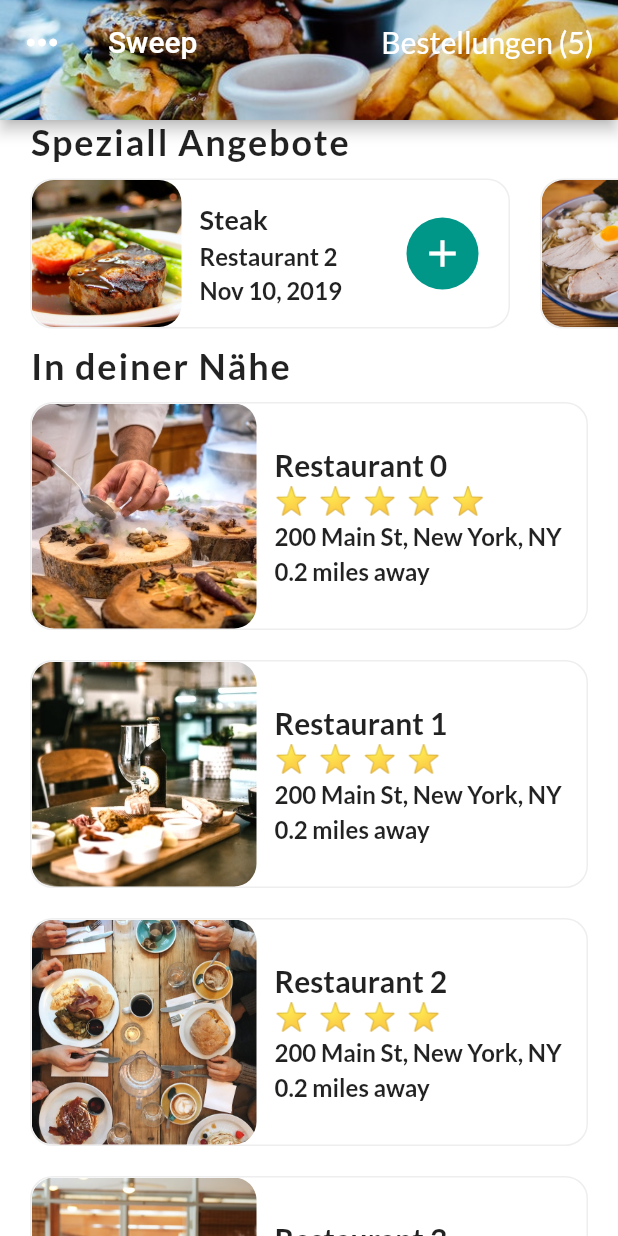
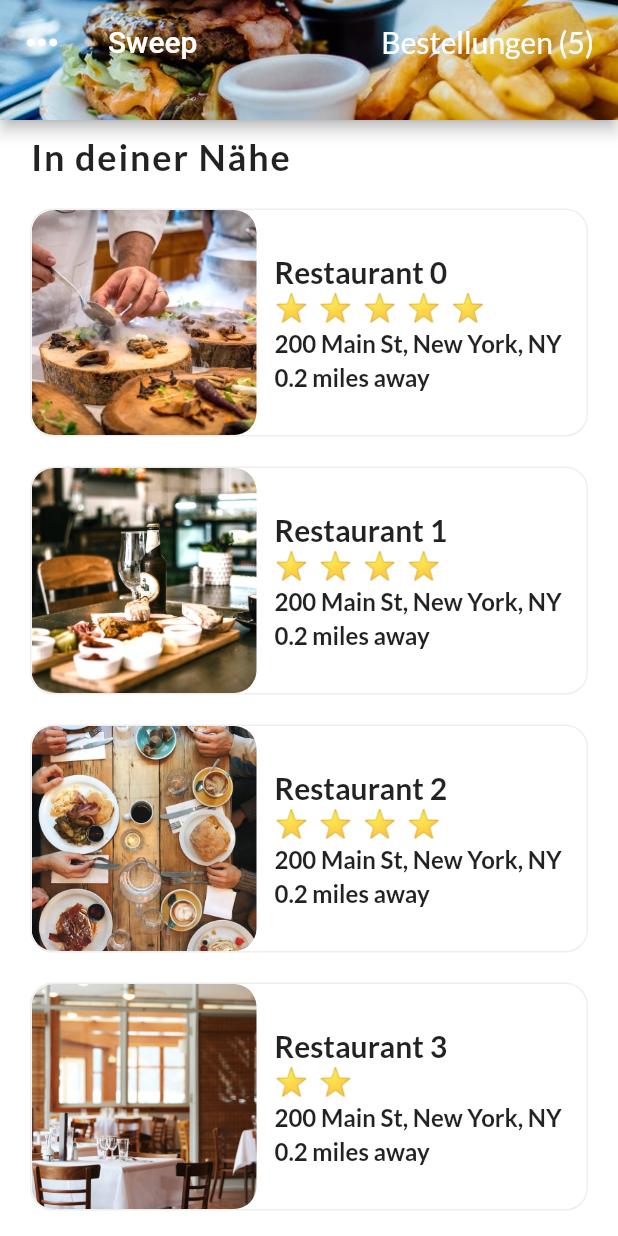
Before and after one commit to JonasSchweigler/ShareWeb, a Flutter app: the HomePagePage screen opened directly, on a phone screen of 412 x 824 dp. Run offline on Flutter 3.47's test engine with Material 2 defaults, Android fonts, the phone set to English and light mode, and no system bars; our stand-ins replace firebase_auth, firebase_core, google_fonts; accounts and stored records are empty.

Commit message:
Add files via upload

```diff
--- a/lib/MainScreens/homepage.dart
+++ b/lib/MainScreens/homepage.dart
@@ -151,12 +151,11 @@ class _HomePagePageState extends State<HomePagePage> {
       )),
       body: ListView(
         children: <Widget>[
-          RecentOrders(),
           Column(
             crossAxisAlignment: CrossAxisAlignment.start,
             children: <Widget>[
               Padding(
-                padding: EdgeInsets.symmetric(horizontal: 20.0),
+                padding: EdgeInsets.symmetric(horizontal: 20.0, vertical: 10),
                 child: Text(
                   'In deiner Nähe',
                   style: TextStyle(
--- a/lib/widgets/recent_orders.dart
+++ b/lib/widgets/recent_orders.dart
@@ -100,7 +100,7 @@ class _RecentOrdersState extends State<RecentOrders> {
       crossAxisAlignment: CrossAxisAlignment.start,
       children: <Widget>[
         Padding(
-          padding: EdgeInsets.symmetric(horizontal: 20.0),
+          padding: EdgeInsets.symmetric(horizontal: 20.0, vertical: 10),
           child: Text(
             'Speziall Angebote',
             style: TextStyle(
@@ -111,11 +111,11 @@ class _RecentOrdersState extends State<RecentOrders> {
           ),
         ),
         Container(
-          height: 120.0,
+          height: 500,
           child: ListView.builder(
             physics: BouncingScrollPhysics(),
             padding: EdgeInsets.only(left: 10.0),
-            scrollDirection: Axis.horizontal,
+            scrollDirection: Axis.vertical,
             itemCount: currentUser.orders.length,
             itemBuilder: (BuildContext context, int index) {
               Order order = currentUser.orders[index];
```
Also changed, not shown: lib/MainScreens/bonus.dart (+4 -5 lines).
